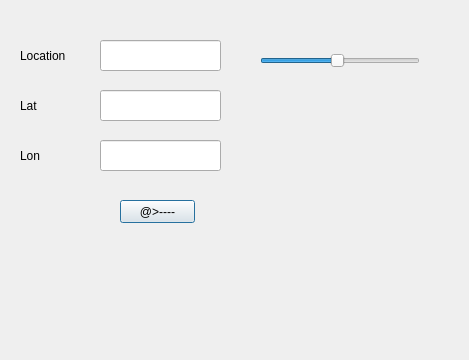
Qt form CCTV/QTui/setting.ui (heisyoung/ELK-Project) before a commit.
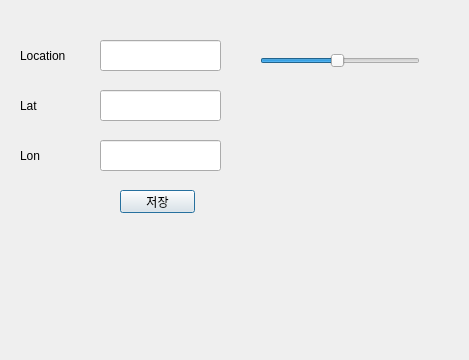
The same form after that commit.

Commit message: 상시녹화, 움직임 감지시 부분녹화, 로그저장(움직임이 특정시간동안 없거나 움직임이 계속 감지가 되면 특정시간마다 로그 저장)

The edit to the form file:
```diff
--- a/CCTV/QTui/setting.ui
+++ b/CCTV/QTui/setting.ui
@@ -86,13 +86,13 @@
    <property name="geometry">
     <rect>
      <x>120</x>
-     <y>200</y>
+     <y>190</y>
      <width>75</width>
      <height>23</height>
     </rect>
    </property>
    <property name="text">
-    <string>@&gt;----</string>
+    <string>저장</string>
    </property>
   </widget>
   <widget class="QSlider" name="senser">
```
The commit also changes 1 other file.
